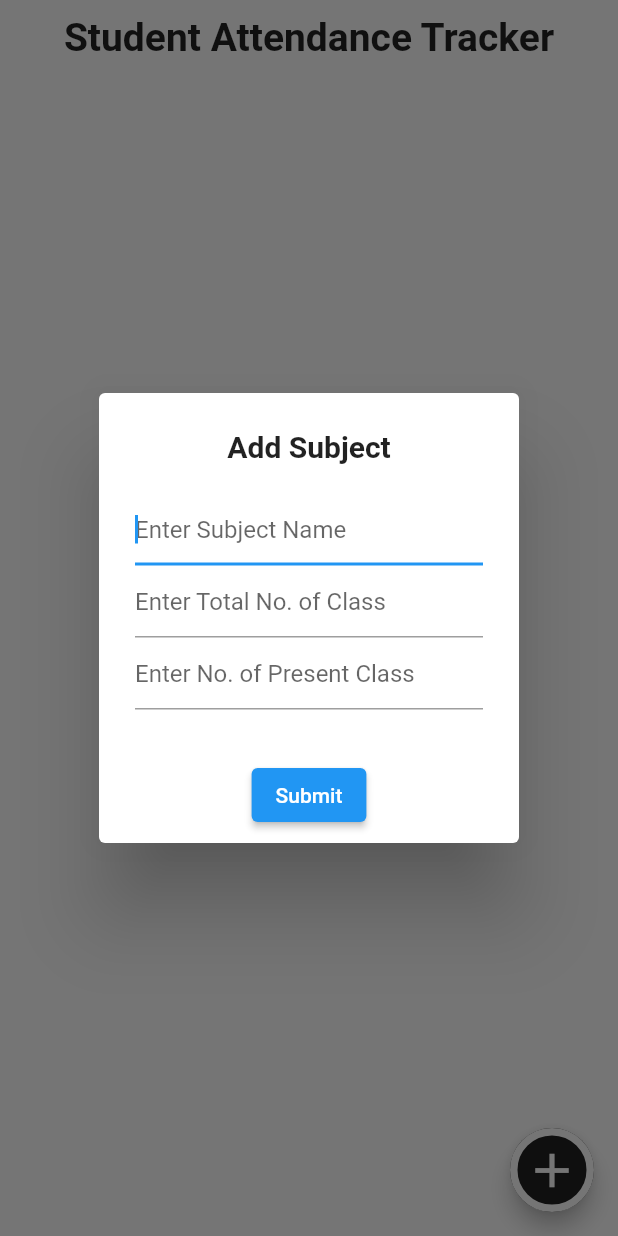
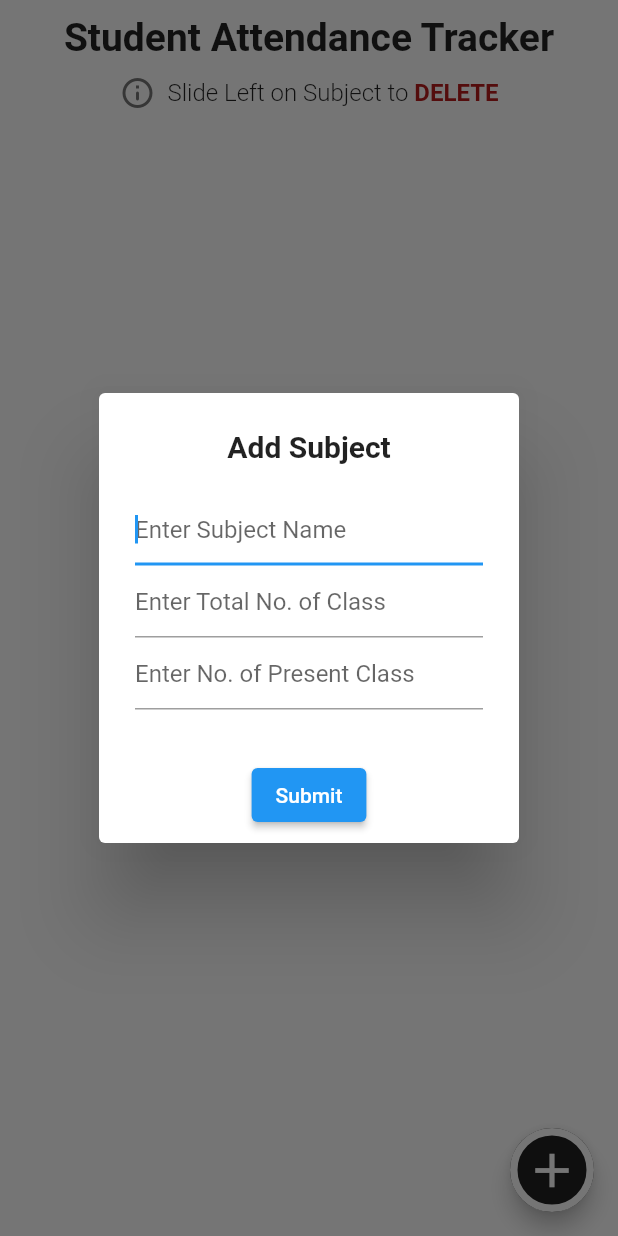
Before and after one commit to sayyam134/Attendance-Tracker, a Flutter app: the HomePage screen opened directly, after a tap on the "add" icon, on a phone screen of 412 x 824 dp. Run offline on Flutter 3.47's test engine with Material 2 defaults, Android fonts, the light colour scheme and no system bars; our stand-ins replace flutter_local_notifications, hive, hive_flutter, page_transition, percent_indicator, permission_handler and 2 more; missing offline and left inert: facebook_audience_network; accounts and stored records are empty.

Commit message:
more bug fixes

```diff
--- a/lib/pages/detail_page.dart
+++ b/lib/pages/detail_page.dart
@@ -110,7 +110,6 @@ class _DetailPageState extends State<DetailPage> {
           deleterow(i);
         },
           cells: [
-        //DataCell(Text((i+1).toString())),
         DataCell(Text(d[i].date)),
         DataCell(Text(d[i].time)),
         DataCell(Text(status, style: TextStyle(color: status=="Present" ? Colors.green.shade800 : Colors.red.shade900, fontWeight: FontWeight.bold),)),
--- a/lib/pages/home_page.dart
+++ b/lib/pages/home_page.dart
@@ -83,6 +83,16 @@ class _HomePageState extends State<HomePage> {
                       style: TextStyle(
                           fontSize: 26, fontWeight: FontWeight.bold)),
                   SizedBox(height: 10,),
+                  Row(
+                    mainAxisAlignment: MainAxisAlignment.center,
+                    children: [
+                      Icon(Icons.info_outline_rounded, color: Colors.grey.shade600,),
+                      SizedBox(width: 8,),
+                      Text("Slide Left on Subject to ", style: TextStyle(fontWeight: FontWeight.w300, fontSize: 16),),
+                      Text("DELETE", style: TextStyle(fontWeight: FontWeight.w600, fontSize: 16, color: Colors.red.shade900),),
+                    ],
+                  ),
+                  SizedBox(height: 5,),
                 ],
               ),
               const SizedBox(height: 2),
--- a/lib/pages/onboarding.dart
+++ b/lib/pages/onboarding.dart
@@ -26,6 +26,7 @@ class _OnBoardingState extends State<OnBoarding> {
       initialVideoId: videoID!,
       flags: const YoutubePlayerFlags(
         autoPlay: true,
+        loop: true,
       )
     );
   }
@@ -82,7 +83,6 @@ class _OnBoardingState extends State<OnBoarding> {
                 },
                 child: const Text("I Understand", style: TextStyle(fontSize: 26, fontWeight: FontWeight.w400),),
               ),
-
             ],
           ),
         ),
--- a/lib/util/item.dart
+++ b/lib/util/item.dart
@@ -8,8 +8,8 @@ import '../model/detail.dart';
 
 
 class MyItem extends StatefulWidget {
-  int index;
-  String SubName;
+  final int index;
+  final String SubName;
   int TotClass;
   int PresentClass;
   List<Subject> item;
--- a/pubspec.yaml
+++ b/pubspec.yaml
@@ -16,7 +16,7 @@ publish_to: 'none' # Remove this line if you wish to publish to pub.dev
 # https://developer.apple.com/library/archive/documentation/General/Reference/InfoPlistKeyReference/Articles/CoreFoundationKeys.html
 # In Windows, build-name is used as the major, minor, and patch parts
 # of the product and file versions while build-number is used as the build suffix.
-version: 4.0.0+4
+version: 4.5.0+5
 
 environment:
   sdk: '>=3.0.6 <4.0.0'
```
